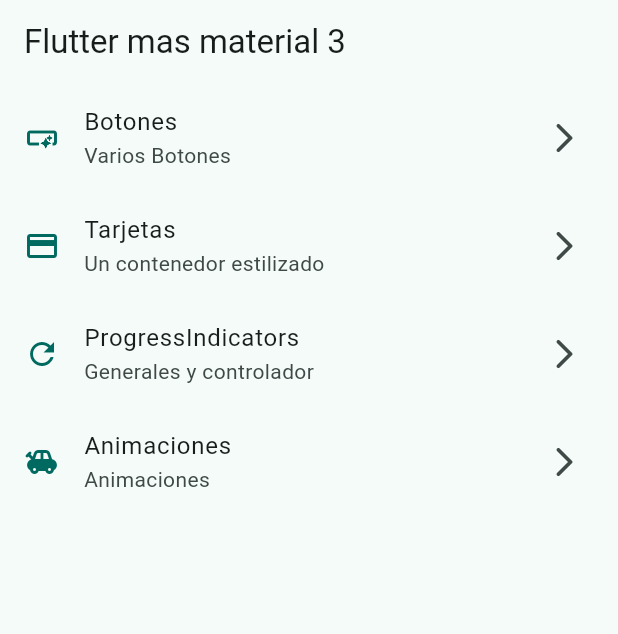
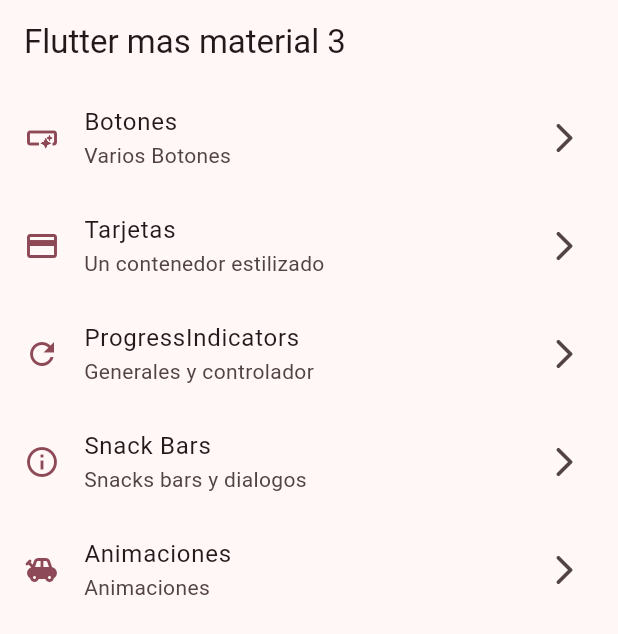
Before and after one commit to pedroj4567/banco_widgets, a Flutter app: the screen it shows after launch, on a phone screen of 412 x 824 dp. Shown: the top 634 px of the screen. Run offline on Flutter 3.47's test engine with Material 3 defaults, Android fonts, the phone set to English and light mode, and no system bars; our stand-ins replace go_router.

Commit message:
Snackbars y dialogos terminados

```diff
--- a/lib/config/menu/menu_items.dart
+++ b/lib/config/menu/menu_items.dart
@@ -36,6 +36,12 @@
     icon: Icons.refresh_outlined,
   ),
   MenuItem(
+    title: 'Snack Bars',
+    subtitle: 'Snacks bars y dialogos',
+    link: '/snackbar',
+    icon: Icons.info_outline,
+  ),
+  MenuItem(
     title: 'Animaciones',
     subtitle: 'Animaciones',
     link: '/animates',
--- a/lib/config/router/app_router.dart
+++ b/lib/config/router/app_router.dart
@@ -25,6 +25,11 @@
       builder: (context, state) => ProgressScreen(),
     ),
     GoRoute(
+      name: SnackbarScreen.name,
+      path: '/snackbar',
+      builder: (context, state) => SnackbarScreen(),
+    ),
+    GoRoute(
       name: AnimatedScreen.name,
       path: '/animates',
       builder: (context, state) => AnimatedScreen(),
--- a/lib/main.dart
+++ b/lib/main.dart
@@ -13,10 +13,11 @@
   @override
   Widget build(BuildContext context) {
     return MaterialApp.router(
+      title: "Flutter Widgets",
       routerConfig: appRouter,
       debugShowCheckedModeBanner: false,
       theme: AppTheme(
-        selectedColor: 1,
+        selectedColor: 7,
       ).getTheme(),
     );
   }
```
Also changed, not shown: lib/presentation/screens/snackbar/snack_bar_screen.dart (+76 -1 lines).
